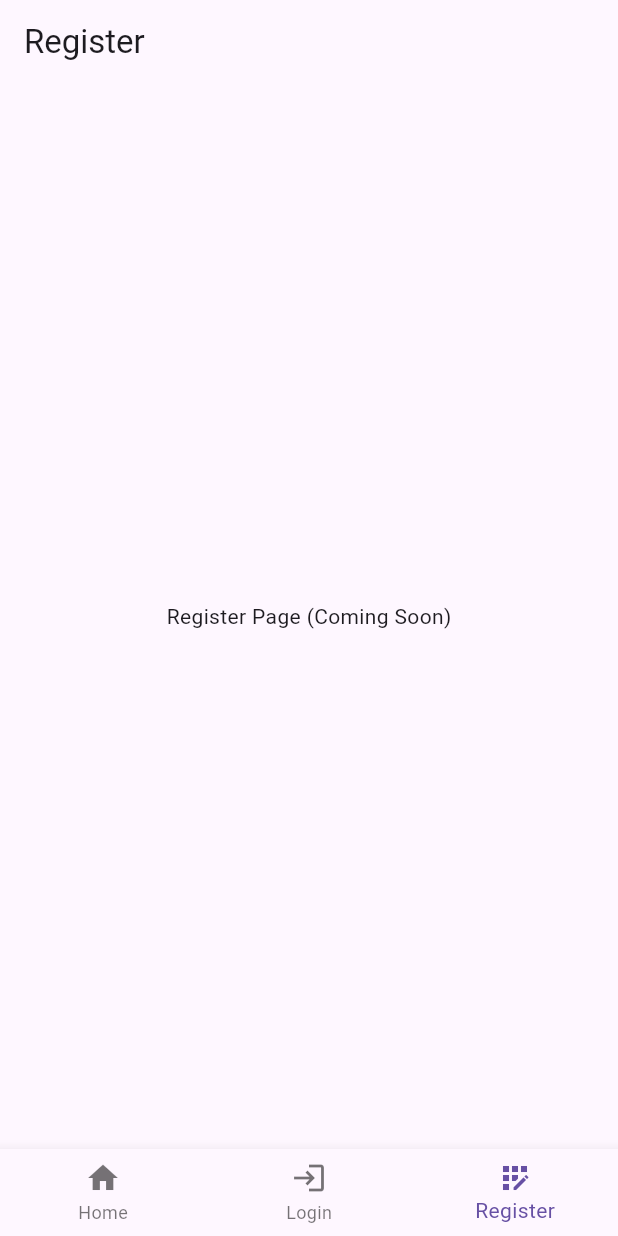
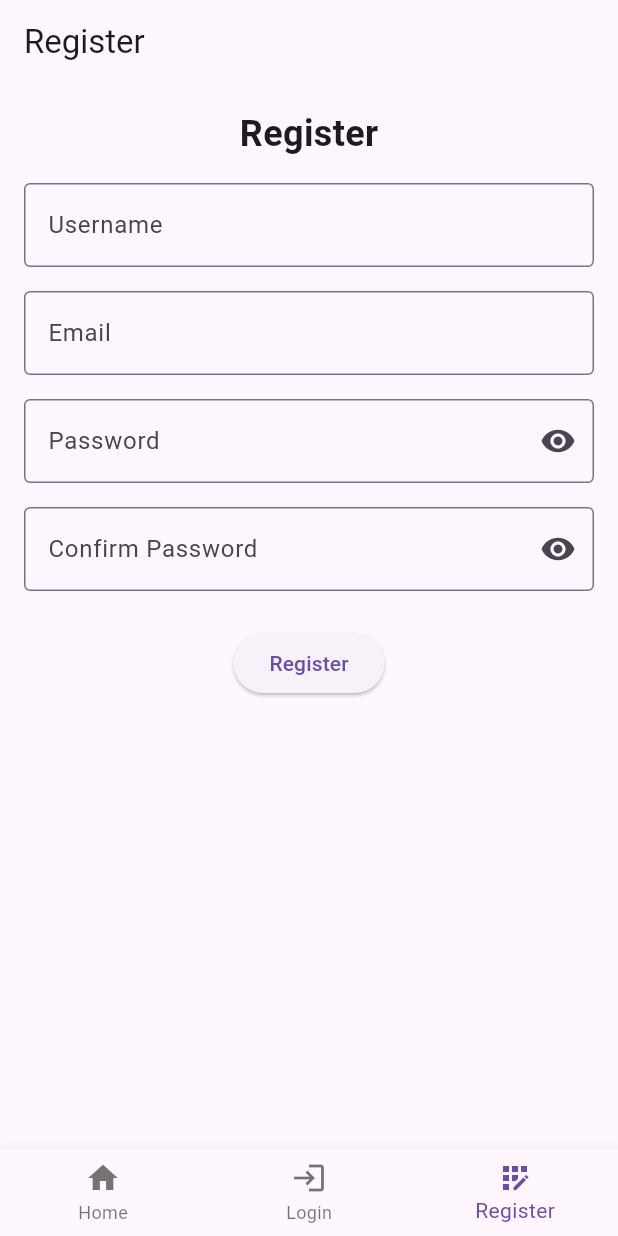
Before and after one commit to GabrielSuvia/mobile-flutter, a Flutter app: the screen it shows after launch, item 3 of the bottom bar chosen, on a phone screen of 412 x 824 dp. Run offline on Flutter 3.47's test engine with Material 3 defaults, Android fonts, the phone set to English and light mode, and no system bars.

Commit message:
registerChanges

```diff
--- a/lib/main.dart
+++ b/lib/main.dart
@@ -13,7 +13,7 @@
   Widget build(BuildContext context) {
     return MaterialApp(
       title: 'Navbar Demo',
-      home: HomeNavigation(title: 'hello',),
+      home: HomeNavigation(title: 'he2llo',),
     );
   }
 }
@@ -24,7 +24,7 @@
 
   const HomeNavigation({super.key, required this.title});
   @override
-  _HomeNavigationState createState() => _HomeNavigationState();
+  _HomeNavigationState createState() => _HomeNavigationState();//return all component widget
 }
 
 class _HomeNavigationState extends State<HomeNavigation> {
@@ -90,10 +90,143 @@
   }
 }
 
-class RegisterPage extends StatelessWidget {
+class RegisterPage extends StatefulWidget {
   const RegisterPage({super.key});
+
+  @override
+  State<RegisterPage> createState() => _RegisterPageState();
+}
+
+class _RegisterPageState extends State<RegisterPage> {
+  final _formKey = GlobalKey<FormState>();
+  final _usernameController = TextEditingController();
+  final _emailController = TextEditingController();
+  final _passwordController = TextEditingController();
+  final _confirmPasswordController = TextEditingController();
+  bool _isPasswordHidden = true;
+
+  @override
+  void dispose() {
+    _usernameController.dispose();
+    _emailController.dispose();
+    _passwordController.dispose();
+    _confirmPasswordController.dispose();
+    super.dispose();
+  }
+
   @override
   Widget build(BuildContext context) {
-    return Center(child: Text('Register Page (Coming Soon)'));
+    return Scaffold(
+      body: SafeArea(
+        child: Padding(
+          padding: const EdgeInsets.all(16.0),
+          child: Form(
+            key: _formKey,
+            child: Column(
+              children: [
+                Text(
+                  "Register",
+                  style: TextStyle(fontSize: 24, fontWeight: FontWeight.bold),
+                ),
+                SizedBox(height: 16),
+                TextFormField(
+                  controller: _usernameController,
+                  decoration: InputDecoration(
+                    labelText: "Username",
+                    border: OutlineInputBorder(),
+                  ),
+                  validator: (value) {
+                    if (value == null || value.isEmpty) {
+                      return "Please enter a username";
+                    }
+                    return null;
+                  },
+                ),
+                SizedBox(height: 16),
+                TextFormField(
+                  controller: _emailController,
+                  decoration: InputDecoration(
+                    labelText: "Email",
+                    border: OutlineInputBorder(),
+                  ),
+                  validator: (value) {
+                    if (value == null || value.isEmpty || !value.contains("@")) {
+                      return "Please enter a valid email";
+                    }
+                    return null;
+                  },
+                ),
+                SizedBox(height: 16),
+                TextFormField(
+                  controller: _passwordController,
+                  obscureText: _isPasswordHidden,
+                  decoration: InputDecoration(
+                    labelText: "Password",
+                    border: OutlineInputBorder(),
+                    suffixIcon: IconButton(
+                      icon: Icon(
+                        _isPasswordHidden
+                            ? Icons.visibility
+                            : Icons.visibility_off,
+                      ),
+                      onPressed: () {
+                        setState(() {
+                          _isPasswordHidden = !_isPasswordHidden;
+                        });
+                      },
+                    ),
+                  ),
+                  validator: (value) {
+                    if (value == null || value.length < 8) {
+                      return "Password must be at least 8 characters";
+                    }
+                    return null;
+                  },
+                ),
+                SizedBox(height: 16),
+                TextFormField(
+                  controller: _confirmPasswordController,
+                  obscureText: _isPasswordHidden,
+                  decoration: InputDecoration(
+                    labelText: "Confirm Password",
+                    border: OutlineInputBorder(),
+                    suffixIcon: IconButton(
+                      icon: Icon(
+                        _isPasswordHidden
+                            ? Icons.visibility
+                            : Icons.visibility_off,
+                      ),
+                      onPressed: () {
+                        setState(() {
+                          _isPasswordHidden = !_isPasswordHidden;
+                        });
+                      },
+                    ),
+                  ),
+                  validator: (value) {
+                    if (value != _passwordController.text) {
+                      return "Passwords do not match";
+                    }
+                    return null;
+                  },
+                ),
+                SizedBox(height: 24),
+                ElevatedButton(
+                  onPressed: () {
+                    if (_formKey.currentState!.validate()) {
+                      // Handle registration logic here
+                      ScaffoldMessenger.of(context).showSnackBar(
+                        SnackBar(content: Text("Registration successful")),
+                      );
+                    }
+                  },
+                  child: Text("Register"),
+                ),
+              ],
+            ),
+          ),
+        ),
+      ),
+    );
   }
 }
```
